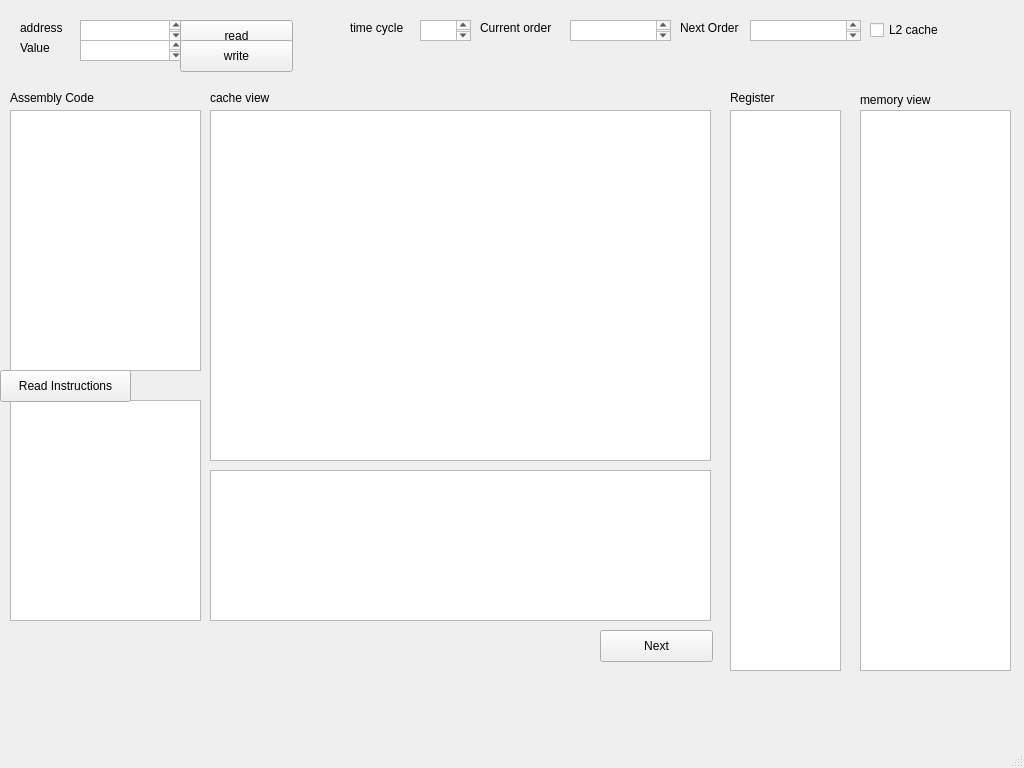
Soooooda/WonderfulISA, file ui/mainwindow.ui: the form before one commit.
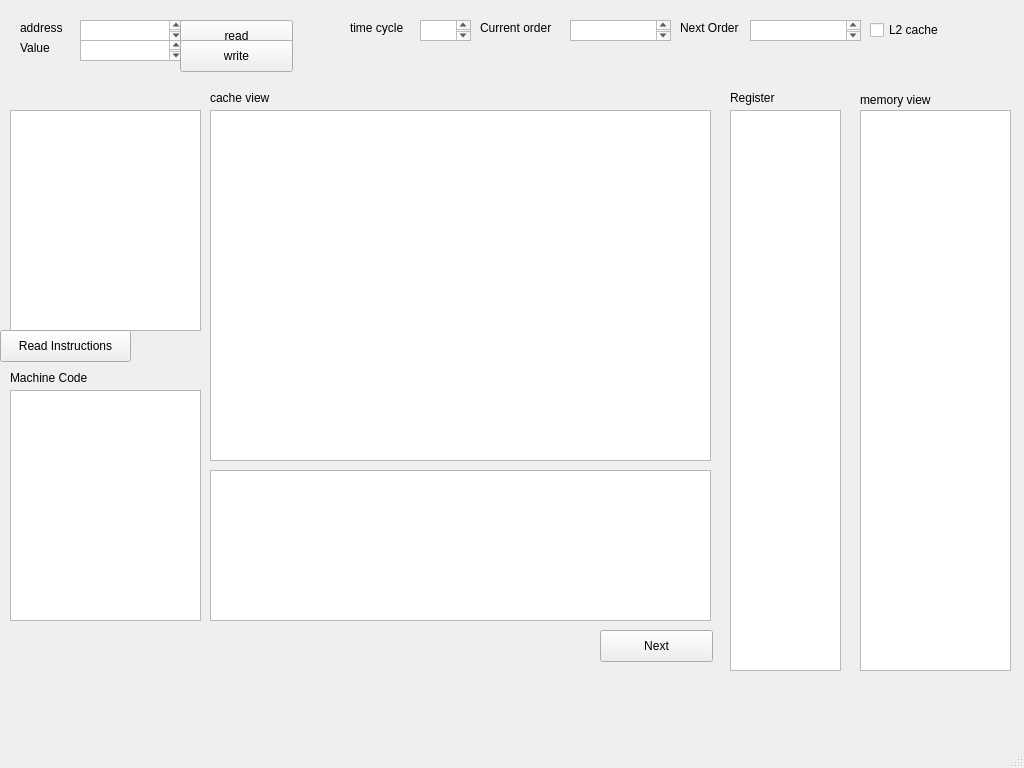
The form after the commit.

Commit message: add function of assembly code

Patch:
```diff
--- a/ui/mainwindow.ui
+++ b/ui/mainwindow.ui
@@ -239,7 +239,7 @@
     <property name="geometry">
      <rect>
       <x>10</x>
-      <y>400</y>
+      <y>110</y>
       <width>191</width>
       <height>221</height>
      </rect>
@@ -249,7 +249,7 @@
     <property name="geometry">
      <rect>
       <x>0</x>
-      <y>370</y>
+      <y>330</y>
       <width>131</width>
       <height>32</height>
      </rect>
@@ -291,27 +291,27 @@
      <string>Register</string>
     </property>
    </widget>
-   <widget class="QPlainTextEdit" name="AssemblyInput">
+   <widget class="QLabel" name="MachineCodeLabel">
     <property name="geometry">
      <rect>
       <x>10</x>
-      <y>110</y>
-      <width>191</width>
-      <height>261</height>
-     </rect>
-    </property>
-   </widget>
-   <widget class="QLabel" name="AssemblyLabel">
-    <property name="geometry">
-     <rect>
-      <x>10</x>
-      <y>90</y>
+      <y>370</y>
       <width>101</width>
       <height>16</height>
      </rect>
     </property>
     <property name="text">
-     <string>Assembly Code</string>
+     <string>Machine Code</string>
+    </property>
+   </widget>
+   <widget class="QListWidget" name="MachineCodeWidget">
+    <property name="geometry">
+     <rect>
+      <x>10</x>
+      <y>390</y>
+      <width>191</width>
+      <height>231</height>
+     </rect>
     </property>
    </widget>
   </widget>
```
The commit also changes 12 other files.
